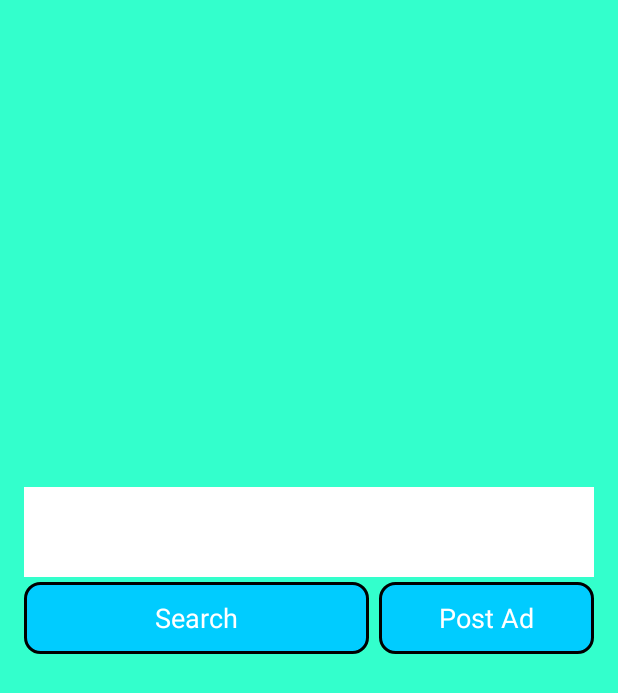
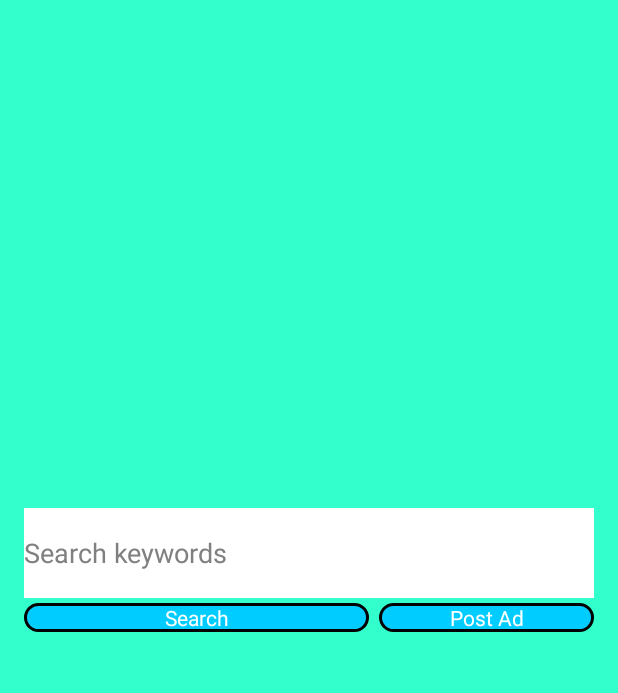
Before and after one commit to TomStanko/Garage_Sale, an Android app: the layout activity_main_actvity.xml on its own in the app's theme, with its tools: preview values and no code run, on a phone screen of 412 x 824 dp. Shown: the top 693 px of the screen. Run offline under Robolectric (Android 15) with nearby library versions, the phone set to English and light mode, and no system bars.

Commit message:
Made some changes to the layout

```diff
--- a/GarageSale/startpage/src/main/AndroidManifest.xml
+++ b/GarageSale/startpage/src/main/AndroidManifest.xml
@@ -3,12 +3,13 @@
     package="com.adaptivelite.garagesale.startpage" >
 
     <application
-        android:allowBackup="true">
-
+        android:allowBackup="true"
+        android:icon="@drawable/ic_launcher"
+        android:label="@string/app_name">
 
         <activity
             android:name="com.adaptivelite.garagesale.startpage.MainActvity"
-            android:theme="@android:style/Theme.Holo.NoActionBar">
+            android:theme="@android:style/Theme.NoTitleBar.Fullscreen">
             <!--android:label="@string/app_name" >-->
             <intent-filter>
                 <action android:name="android.intent.action.MAIN" />
--- a/GarageSale/startpage/src/main/java/com/adaptivelite/garagesale/startpage/MainActvity.java
+++ b/GarageSale/startpage/src/main/java/com/adaptivelite/garagesale/startpage/MainActvity.java
@@ -17,7 +17,7 @@ public class MainActvity extends Activity{
     public boolean onCreateOptionsMenu(Menu menu) {
 
         // Inflate the menu; this adds items to the action bar if it is present.
-        //getMenuInflater().inflate(R.menu.main_actvity, menu);
+        getMenuInflater().inflate(R.menu.main_actvity, menu);
         return true;
     }
 
--- /dev/null
+++ b/GarageSale/startpage/src/main/res/drawable-mdpi/roundshapebtn.xml
@@ -0,0 +1,11 @@
+<?xml version="1.0" encoding="utf-8"?>
+    <shape xmlns:android="http://schemas.android.com/apk/res/android"
+    android:shape="rectangle" android:padding="10dp">
+    <solid android:color="#00CCFF"/>
+    <stroke android:width="3px" android:color="#000000"/>
+    <corners
+        android:bottomRightRadius="10dp"
+        android:bottomLeftRadius="10dp"
+        android:topLeftRadius="10dp"
+        android:topRightRadius="10dp"/>
+    </shape>
--- /dev/null
+++ b/GarageSale/startpage/src/main/res/drawable-xhdpi/roundshapebtn.xml
@@ -0,0 +1,11 @@
+<?xml version="1.0" encoding="utf-8"?>
+    <shape xmlns:android="http://schemas.android.com/apk/res/android"
+    android:shape="rectangle" android:padding="10dp">
+    <solid android:color="#00CCFF"/>
+    <stroke android:width="3px" android:color="#000000"/>
+    <corners
+        android:bottomRightRadius="10dp"
+        android:bottomLeftRadius="10dp"
+        android:topLeftRadius="10dp"
+        android:topRightRadius="10dp"/>
+    </shape>
--- /dev/null
+++ b/GarageSale/startpage/src/main/res/drawable-xxhdpi/roundshapebtn.xml
@@ -0,0 +1,11 @@
+<?xml version="1.0" encoding="utf-8"?>
+    <shape xmlns:android="http://schemas.android.com/apk/res/android"
+    android:shape="rectangle" android:padding="10dp">
+    <solid android:color="#00CCFF"/>
+    <stroke android:width="3px" android:color="#000000"/>
+    <corners
+        android:bottomRightRadius="10dp"
+        android:bottomLeftRadius="10dp"
+        android:topLeftRadius="10dp"
+        android:topRightRadius="10dp"/>
+    </shape>
--- a/GarageSale/startpage/src/main/res/layout/activity_main_actvity.xml
+++ b/GarageSale/startpage/src/main/res/layout/activity_main_actvity.xml
@@ -9,21 +9,11 @@
     android:paddingTop="@dimen/activity_vertical_margin"
     android:paddingBottom="@dimen/activity_vertical_margin"
     tools:context="com.adaptivelite.garagesale.startpage.MainActvity">
-    <EditText
-        android:layout_span="2"
-        android:id="@+id/searchTerm"
-        android:background="#FFFFFF"
-        android:height="90px"
-        android:width="700px"
-        android:layout_width="wrap_content"
-        android:layout_height="wrap_content"
-        android:layout_above="@id/searchButton"
-        android:layout_marginBottom="5px"/>
     <Button
         android:id="@+id/searchButton"
         android:text="Search"
         android:layout_centerVertical="true"
-        android:background="@drawable/RoundShapeBtn"
+        android:background="@drawable/roundshapebtn"
         android:textColor="#FFFFFF"
         android:width="345px"
         android:layout_width="wrap_content"
@@ -33,10 +23,21 @@
         android:id="@+id/postButton"
         android:text="Post Ad"
         android:layout_centerVertical="true"
-        android:background="@drawable/RoundShapeBtn"
+        android:background="@drawable/roundshapebtn"
         android:textColor="#FFFFFF"
         android:width="345px"
         android:layout_width="wrap_content"
         android:layout_height="wrap_content"
         android:layout_toRightOf="@id/searchButton"/>
+    <EditText
+        android:layout_span="2"
+        android:id="@+id/searchTerm"
+        android:background="#FFFFFF"
+        android:hint="Search keywords"
+        android:height="90px"
+        android:width="700px"
+        android:layout_width="wrap_content"
+        android:layout_height="wrap_content"
+        android:layout_above="@id/searchButton"
+        android:layout_marginBottom="5px"/>
 </RelativeLayout>
```
Also changed, not shown: GarageSale/startpage/src/main/res/drawable-hdpi/garagesale.png (added), GarageSale/startpage/src/main/res/drawable-mdpi/garagesale.png (added), GarageSale/startpage/src/main/res/drawable-xhdpi/garagesale.png (added), GarageSale/startpage/src/main/res/drawable-xxhdpi/garagesale.png (added), 1 other file.
